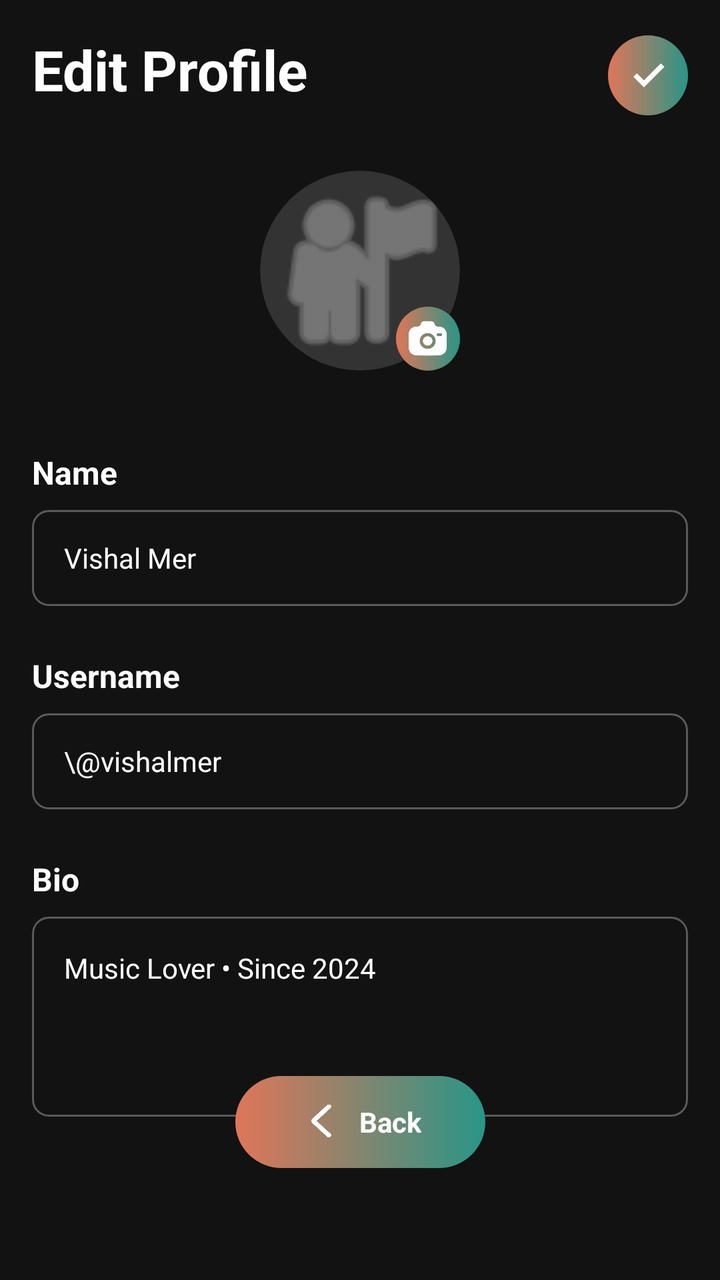
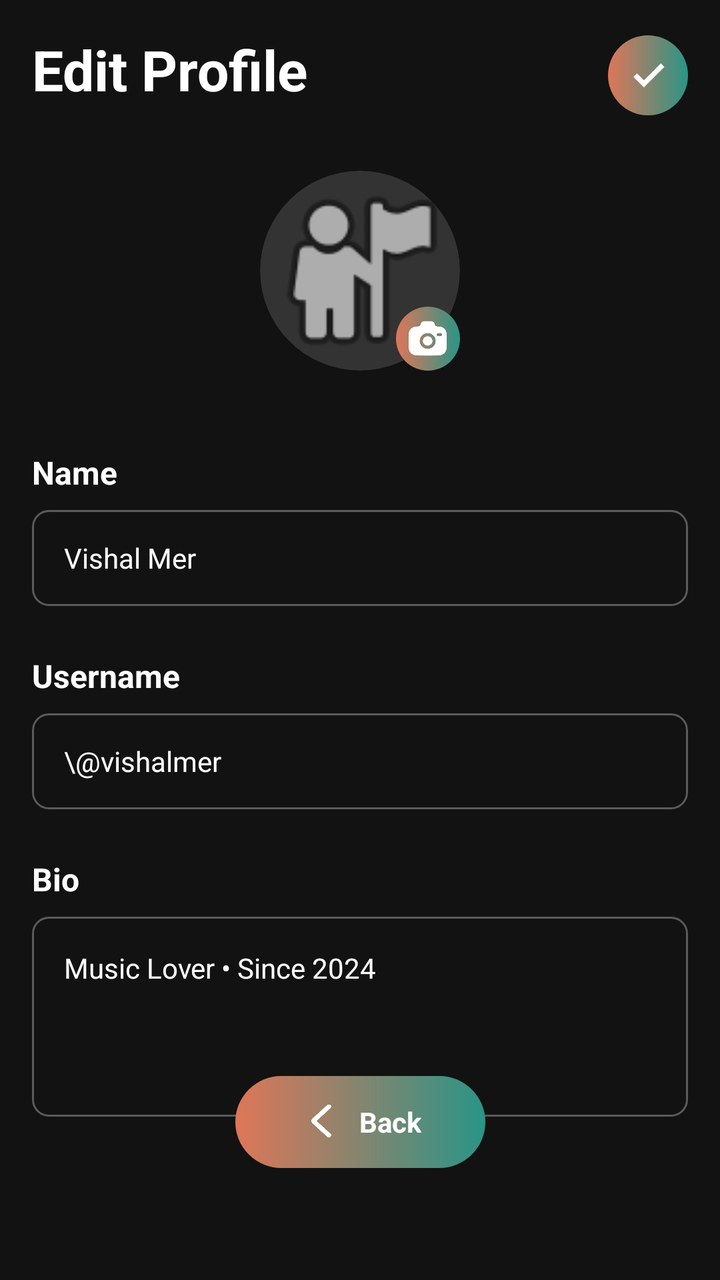

An Android layout rendered at two revisions. The XML below is the earlier revision; the diff shows what the commit changed to produce the second picture.
<!-- AndroidManifest.xml: application theme Theme.ViBePlayer -->
<!-- res/layout/fragment_edit_profile.xml -->
<?xml version="1.0" encoding="utf-8"?>
<androidx.constraintlayout.widget.ConstraintLayout xmlns:android="http://schemas.android.com/apk/res/android"
    xmlns:app="http://schemas.android.com/apk/res-auto"
    xmlns:tools="http://schemas.android.com/tools"
    android:layout_width="match_parent"
    android:layout_height="match_parent"
    android:background="@color/vibe_black"
    android:padding="16dp">

    <TextView
        android:id="@+id/txtEditHeader"
        android:layout_width="wrap_content"
        android:layout_height="wrap_content"
        android:text="Edit Profile"
        android:textColor="@color/white"
        android:textSize="28sp"
        android:textStyle="bold"
        app:layout_constraintStart_toStartOf="parent"
        app:layout_constraintTop_toTopOf="parent" />

    <FrameLayout
        android:id="@+id/btnSaveProfile"
        android:layout_width="40dp"
        android:layout_height="40dp"
        android:layout_marginTop="6dp"
        android:background="@drawable/bg_chip_outline"
        app:layout_constraintBottom_toBottomOf="@id/txtEditHeader"
        app:layout_constraintEnd_toEndOf="parent"
        app:layout_constraintTop_toTopOf="@id/txtEditHeader">

        <ImageView
            android:layout_width="25dp"
            android:layout_height="25dp"
            android:layout_gravity="center"
            android:src="@drawable/ic_tick"
            app:tint="#ffffff" />
    </FrameLayout>

    <androidx.constraintlayout.widget.ConstraintLayout
        android:id="@+id/layoutAvatarEdit"
        android:layout_width="wrap_content"
        android:layout_height="wrap_content"
        android:layout_marginTop="32dp"
        app:layout_constraintEnd_toEndOf="parent"
        app:layout_constraintStart_toStartOf="parent"
        app:layout_constraintTop_toBottomOf="@id/txtEditHeader">

        <androidx.cardview.widget.CardView
            android:id="@+id/cardAvatar"
            android:layout_width="100dp"
            android:layout_height="100dp"
            app:cardBackgroundColor="#333333"
            app:cardCornerRadius="50dp"
            app:cardElevation="0dp"
            app:layout_constraintBottom_toBottomOf="parent"
            app:layout_constraintEnd_toEndOf="parent"
            app:layout_constraintStart_toStartOf="parent"
            app:layout_constraintTop_toTopOf="parent">

            <ImageView
                android:layout_width="match_parent"
                android:layout_height="match_parent"
                android:scaleType="centerCrop"
                android:src="@android:drawable/ic_menu_myplaces"
                app:tint="#A0A0A0" />
        </androidx.cardview.widget.CardView>

        <FrameLayout
            android:layout_width="32dp"
            android:layout_height="32dp"
            android:background="@drawable/bg_chip_outline"
            app:layout_constraintBottom_toBottomOf="parent"
            app:layout_constraintEnd_toEndOf="parent">

            <ImageView
                android:layout_width="23dp"
                android:layout_height="23dp"
                android:layout_gravity="center"
                android:src="@drawable/ic_camera"
                app:tint="@color/white" />
        </FrameLayout>
    </androidx.constraintlayout.widget.ConstraintLayout>

    <LinearLayout
        android:layout_width="match_parent"
        android:layout_height="wrap_content"
        android:layout_marginTop="40dp"
        android:orientation="vertical"
        app:layout_constraintTop_toBottomOf="@id/layoutAvatarEdit">

        <TextView
            android:layout_width="wrap_content"
            android:layout_height="wrap_content"
            android:text="Name"
            android:textColor="@color/white"
            android:textSize="16sp"
            android:textStyle="bold" />

        <EditText
            android:id="@+id/etEditName"
            android:layout_width="match_parent"
            android:layout_height="48dp"
            android:layout_marginTop="8dp"
            android:background="@drawable/bg_input_field"
            android:paddingHorizontal="16dp"
            android:text="Vishal Mer"
            android:textColor="@color/white"
            android:textSize="14sp" />

        <TextView
            android:layout_width="wrap_content"
            android:layout_height="wrap_content"
            android:layout_marginTop="24dp"
            android:text="Username"
            android:textColor="@color/white"
            android:textSize="16sp"
            android:textStyle="bold" />

        <EditText
            android:id="@+id/etEditUsername"
            android:layout_width="match_parent"
            android:layout_height="48dp"
            android:layout_marginTop="8dp"
            android:background="@drawable/bg_input_field"
            android:paddingHorizontal="16dp"
            android:text="\@vishalmer"
            android:textColor="@color/white"
            android:textSize="14sp" />

        <TextView
            android:layout_width="wrap_content"
            android:layout_height="wrap_content"
            android:layout_marginTop="24dp"
            android:text="Bio"
            android:textColor="@color/white"
            android:textSize="16sp"
            android:textStyle="bold" />

        <EditText
            android:id="@+id/etEditBio"
            android:layout_width="match_parent"
            android:layout_height="100dp"
            android:layout_marginTop="8dp"
            android:background="@drawable/bg_input_field"
            android:gravity="top|start"
            android:padding="16dp"
            android:text="Music Lover • Since 2024"
            android:textColor="@color/white"
            android:textSize="14sp" />
    </LinearLayout>

    <LinearLayout
        android:id="@+id/btnEditBack"
        android:layout_width="wrap_content"
        android:layout_height="wrap_content"
        android:layout_marginBottom="40dp"
        android:background="@drawable/bg_chip_outline"
        android:gravity="center"
        android:orientation="horizontal"
        android:paddingHorizontal="32dp"
        android:paddingVertical="12dp"
        app:layout_constraintBottom_toBottomOf="parent"
        app:layout_constraintEnd_toEndOf="parent"
        app:layout_constraintStart_toStartOf="parent">

        <ImageView
            android:layout_width="22dp"
            android:layout_height="22dp"
            android:src="@drawable/ic_back_arrow"
            app:tint="@color/white" />

        <TextView
            android:layout_width="wrap_content"
            android:layout_height="wrap_content"
            android:layout_marginStart="8dp"
            android:text="Back"
            android:textColor="@color/white"
            android:textSize="14sp"
            android:textStyle="bold" />
    </LinearLayout>

</androidx.constraintlayout.widget.ConstraintLayout>
<!-- resources referenced by this layout -->
<resources>
  <color name="vibe_black">#121212</color>
  <color name="white">#FFFFFFFF</color>
  <!-- drawable bg_chip_outline (drawable) -->
  <?xml version="1.0" encoding="utf-8"?>
  <shape xmlns:android="http://schemas.android.com/apk/res/android"
      android:shape="rectangle">
  
      <gradient
          android:angle="0"
          android:startColor="#DF7658"
          android:endColor="#299587" />
  
      <corners android:radius="50dp" />
  
  </shape>
  <!-- drawable bg_input_field (drawable) -->
  <?xml version="1.0" encoding="utf-8"?>
  <shape xmlns:android="http://schemas.android.com/apk/res/android">
      <solid android:color="#00000000" /> <stroke android:width="1dp" android:color="#4DFFFFFF" /> <corners android:radius="8dp" />
  </shape>
  <!-- drawable ic_back_arrow (drawable) -->
  <vector xmlns:android="http://schemas.android.com/apk/res/android"
      android:width="40dp"
      android:height="40dp"
      android:viewportWidth="40"
      android:viewportHeight="40">
    <path
        android:pathData="M15.694,19.011L28.354,30.638C28.785,31.034 28.993,31.495 28.979,32.022C28.965,32.55 28.743,33.011 28.311,33.407C27.879,33.802 27.377,34 26.804,34C26.231,34 25.728,33.802 25.297,33.407L12.033,21.265C11.689,20.948 11.431,20.593 11.258,20.197C11.086,19.802 11,19.406 11,19.011C11,18.615 11.086,18.22 11.258,17.824C11.431,17.429 11.689,17.073 12.033,16.756L25.297,4.575C25.727,4.179 26.237,3.988 26.826,4.001C27.415,4.013 27.925,4.218 28.354,4.614C28.784,5.011 28.999,5.472 29,5.999C29.001,6.525 28.786,6.986 28.354,7.383L15.694,19.011Z"
        android:fillColor="#ffffff"/>
  </vector>
  <!-- drawable ic_camera (drawable) -->
  <vector xmlns:android="http://schemas.android.com/apk/res/android"
      android:width="20dp"
      android:height="20dp"
      android:viewportWidth="20"
      android:viewportHeight="20">
    <path
        android:pathData="M8.148,17.5H11.852C14.453,17.5 15.753,17.5 16.688,16.888C17.091,16.624 17.438,16.282 17.709,15.884C18.333,14.967 18.333,13.69 18.333,11.137C18.333,8.583 18.333,7.306 17.709,6.389C17.438,5.991 17.091,5.65 16.688,5.386C16.088,4.992 15.336,4.851 14.185,4.801C13.636,4.801 13.163,4.393 13.056,3.863C12.974,3.476 12.76,3.128 12.452,2.88C12.143,2.632 11.758,2.497 11.362,2.5H8.638C7.815,2.5 7.106,3.071 6.944,3.863C6.837,4.393 6.364,4.801 5.815,4.801C4.665,4.851 3.913,4.993 3.313,5.386C2.91,5.65 2.563,5.991 2.292,6.389C1.667,7.306 1.667,8.583 1.667,11.137C1.667,13.691 1.667,14.967 2.291,15.884C2.561,16.281 2.908,16.622 3.313,16.888C4.247,17.5 5.548,17.5 8.148,17.5ZM10,7.728C8.083,7.728 6.528,9.253 6.528,11.136C6.528,13.018 8.083,14.547 10,14.547C11.917,14.547 13.473,13.02 13.473,11.137C13.473,9.255 11.917,7.728 10,7.728ZM10,9.091C8.85,9.091 7.917,10.007 7.917,11.137C7.917,12.266 8.85,13.182 10,13.182C11.15,13.182 12.083,12.266 12.083,11.137C12.083,10.007 11.15,9.091 10,9.091ZM13.935,8.409C13.935,8.033 14.246,7.728 14.63,7.728H15.555C15.938,7.728 16.25,8.033 16.25,8.409C16.248,8.592 16.174,8.766 16.044,8.894C15.914,9.022 15.738,9.092 15.556,9.091H14.63C14.54,9.092 14.45,9.075 14.366,9.041C14.282,9.007 14.206,8.957 14.141,8.894C14.077,8.831 14.025,8.755 13.99,8.672C13.955,8.589 13.936,8.5 13.935,8.409Z"
        android:fillColor="#ffffff"
        android:fillType="evenOdd"/>
  </vector>
  <!-- drawable ic_tick (drawable) -->
  <vector xmlns:android="http://schemas.android.com/apk/res/android"
      android:width="22dp"
      android:height="22dp"
      android:viewportWidth="22"
      android:viewportHeight="22">
    <path
        android:pathData="M16.83,5.83L9.35,13.31L6.27,10.23L4.73,11.77L9.35,16.39L18.37,7.37L16.83,5.83Z"
        android:fillColor="#ffffff"/>
  </vector>
  <style name="Theme.ViBePlayer" parent="Base.Theme.ViBePlayer" />
  <style name="Base.Theme.ViBePlayer" parent="Theme.Material3.DayNight.NoActionBar">
          
          
      </style>
</resources>

<!-- the commit's change to res/layout/fragment_edit_profile.xml (unified diff, before → after) -->
@@ -58,11 +58,12 @@
             app:layout_constraintTop_toTopOf="parent">
 
             <ImageView
+                android:id="@+id/imgAvatarInner"
                 android:layout_width="match_parent"
                 android:layout_height="match_parent"
                 android:scaleType="centerCrop"
                 android:src="@android:drawable/ic_menu_myplaces"
-                app:tint="#A0A0A0" />
+                 />
         </androidx.cardview.widget.CardView>
 
         <FrameLayout
